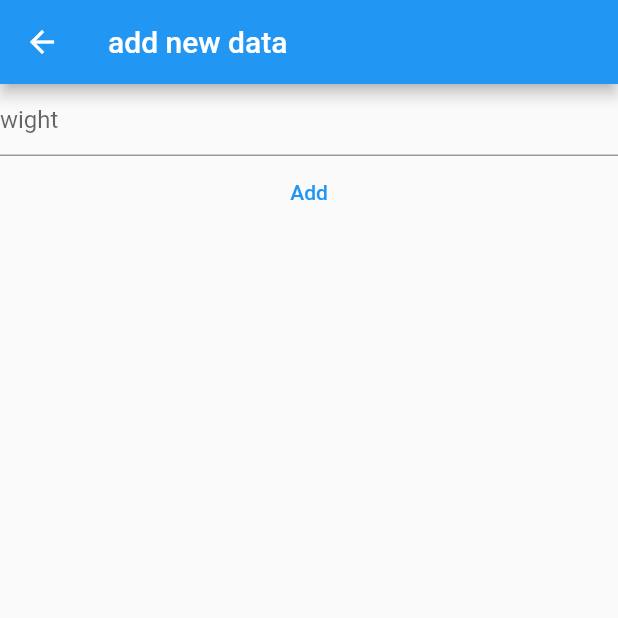
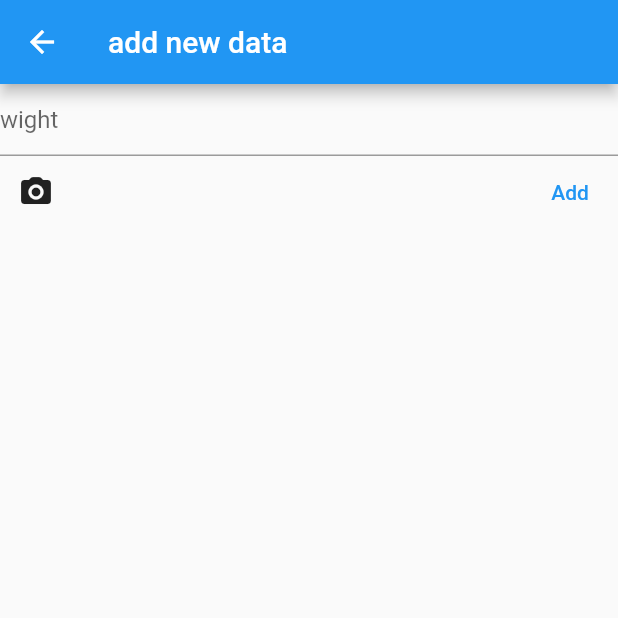
Before and after one commit to reza0314/warehouse_manager, a Flutter app: the SecondPageScreen screen opened by its route, on a phone screen of 412 x 824 dp, the top half of it. Run offline on Flutter 3.47's test engine with Material 2 defaults, Android fonts, the phone set to English and light mode, and no system bars; our stand-ins replace camera, image_picker; missing offline and left inert: syncfusion_flutter_xlsio.

Commit message:
add camera code

```diff
--- /dev/null
+++ b/assets/tessdata_config.json
@@ -0,0 +1,5 @@
+{
+    "files": [
+      "eng.traineddata"
+    ]
+  }
--- a/lib/main.dart
+++ b/lib/main.dart
@@ -6,6 +6,7 @@ import 'package:flutter/material.dart';
 import './models/data_model.dart';
 import './screens/home_page_screen.dart';
 import './screens/second_page_screen.dart';
+
 
 Future<void> main() async {
   WidgetsFlutterBinding.ensureInitialized();
--- a/lib/screens/second_page_screen.dart
+++ b/lib/screens/second_page_screen.dart
@@ -1,7 +1,11 @@
-// ignore_for_file: prefer_const_literals_to_create_immutables
+// ignore_for_file: prefer_const_literals_to_create_immutables, constant_identifier_names
+
+import 'dart:io';
+import 'package:image/image.dart' as img;
 
 import 'package:flutter/material.dart';
 import '../models/data_model.dart';
+import 'package:image_picker/image_picker.dart';
 
 class SecondPageScreen extends StatefulWidget {
   static const routePath = '/2ndPage';
@@ -16,6 +20,10 @@ class SecondPageScreen extends StatefulWidget {
 
 class _SecondPageScreenState extends State<SecondPageScreen> {
   final TextEditingController _weightTextController = TextEditingController();
+  img.Image? _image;
+  String _path = '';
+  static const img_url =
+      "https://www.google.com/url?sa=i&url=https%3A%2F%2Fpngimages.in%2Fwelcome%2Fshow%2Floding-picture-png&psig=AOvVaw0qytbV6fGI4s1L7Ls9406W&ust=1670143628793000&source=images&cd=vfe&ved=0CA8QjRxqFwoTCOCIpoCI3fsCFQAAAAAdAAAAABAE";
   @override
   Widget build(BuildContext context) {
     return Scaffold(
@@ -33,10 +41,44 @@ class _SecondPageScreenState extends State<SecondPageScreen> {
               keyboardType:
                   const TextInputType.numberWithOptions(decimal: true),
             ),
-            TextButton(
-              onPressed: () => widget.addNewData(_weightTextController.text),
-              child: const Text("Add"),
-            )
+            Row(
+              mainAxisAlignment: MainAxisAlignment.spaceBetween,
+              children: [
+                IconButton(
+                  onPressed: () async {
+                    final xFileImage = await ImagePicker()
+                        .pickImage(source: ImageSource.camera);
+                    if (xFileImage == null) return;
+                    _path = xFileImage.path;
+                    final bytes = await File(_path).readAsBytes();
+                    _image = img.decodeImage(bytes);
+                    double ans = 12.3;
+                    _weightTextController.text = ans.toString();
+
+                    setState(() {});
+                  },
+                  icon: const Icon(Icons.camera_alt_rounded),
+                ),
+                TextButton(
+                  onPressed: () =>
+                      widget.addNewData(_weightTextController.text),
+                  child: const Text("Add"),
+                ),
+              ],
+            ),
+            _image == null
+                ? Container()
+                : FittedBox(
+                    fit: BoxFit.cover,
+                    child: SizedBox(
+                      height: MediaQuery.of(context).size.width,
+                      child: Image.file(
+                        File(
+                          _path,
+                        ),
+                      ),
+                    ),
+                  ),
           ],
         ),
       ),
```
Also changed, not shown: lib/screens/add_new_data.dart (+1 -10 lines), lib/screens/home_page_screen.dart (+27 -3 lines), lib/widgets/row_column_widgets.dart (added, +9 -0 lines), pubspec.yaml (+10 -3 lines), pubspec.lock, 3 other files.
